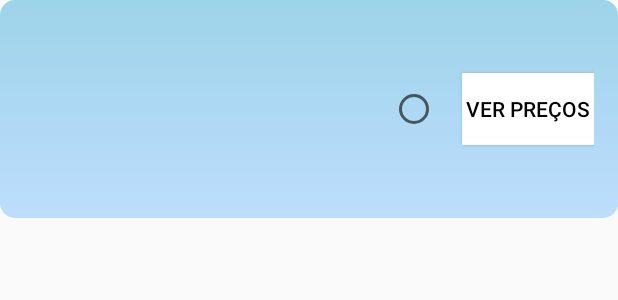
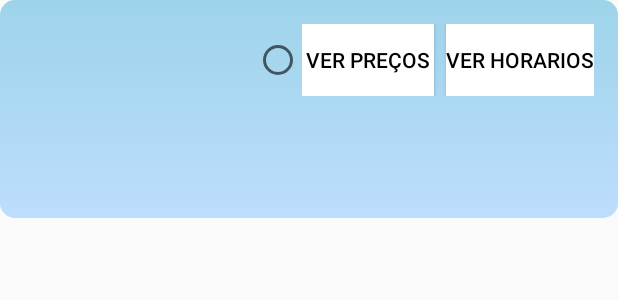
Before and after one commit to duartemiguel30/DAI_TUB, an Android app: the layout item_rota.xml on its own in the app's theme, with its tools: preview values and no code run, on a phone screen of 412 x 824 dp. Shown: the top 300 px of the screen. Run offline under Robolectric (Android 15) with nearby library versions, the phone set to English and light mode, and no system bars.

Commit message:
botao de ver horarios posto mas nao ajustado no xml ja vai buscar horarios á firebase mas a pagina nao está configurada

```diff
--- a/app/src/main/AndroidManifest.xml
+++ b/app/src/main/AndroidManifest.xml
@@ -72,6 +72,8 @@
 
         <activity android:name=".MenuAdministradorActivity" />
 
+        <activity android:name=".DetalhesRotaActivity" />
+
     </application>
 
 </manifest>
--- a/app/src/main/java/com/example/dai_tub/RotasActivity.java
+++ b/app/src/main/java/com/example/dai_tub/RotasActivity.java
@@ -38,7 +38,8 @@ public class RotasActivity extends AppCompatActivity implements RotaAdapter.OnIt
     private DatabaseReference rotasRef;
     private DatabaseReference bilhetesRef;
     private List<Rota> listaRotas;
-    private List<Rota> listaRotasFiltradas;
+    private List<Rota>listaRotasFiltradas;
+
     private Rota rotaSelecionada;
     private Button btnConfirmarPagamento;
 
@@ -53,7 +54,7 @@ public class RotasActivity extends AppCompatActivity implements RotaAdapter.OnIt
         recyclerView.setLayoutManager(new LinearLayoutManager(this));
         listaRotas = new ArrayList<>();
         listaRotasFiltradas = new ArrayList<>();
-        adapter = new RotaAdapter(listaRotasFiltradas, this);
+        adapter = new RotaAdapter(this, listaRotasFiltradas, this); // Correção aqui
         recyclerView.setAdapter(adapter);
 
         // Inicializar Firebase Authentication
--- a/app/src/main/res/layout/item_rota.xml
+++ b/app/src/main/res/layout/item_rota.xml
@@ -6,17 +6,14 @@
     android:layout_marginBottom="16dp"
     android:background="@drawable/gradient_button">
 
-    <!-- Layout para os detalhes da rota -->
     <LinearLayout
         android:layout_width="0dp"
         android:layout_height="wrap_content"
         android:layout_weight="1"
         android:orientation="vertical"
         android:layout_marginBottom="8dp"
-        android:layout_marginTop="8dp"
-        android:gravity="center_vertical">
+        android:layout_marginTop="8dp">
 
-        <!-- Nome da rota -->
         <TextView
             android:id="@+id/numeroTextView"
             android:layout_width="match_parent"
@@ -25,7 +22,6 @@
             android:textSize="18sp"
             android:textStyle="bold"/>
 
-        <!-- Outros detalhes da rota -->
         <TextView
             android:id="@+id/descricaoTextView"
             android:layout_width="match_parent"
@@ -51,21 +47,41 @@
             android:layout_marginTop="4dp"/>
     </LinearLayout>
 
-    <!-- Radio Button para seleção -->
+    <LinearLayout
+        android:layout_width="wrap_content"
+        android:layout_height="wrap_content"
+        android:orientation="horizontal">
+
         <RadioButton
             android:id="@+id/radioButtonSelecao"
             android:layout_width="wrap_content"
             android:layout_height="wrap_content"
-        android:layout_gravity="center_vertical"
-        android:layout_marginEnd="16dp"/>
+            android:layout_gravity="center_vertical" />
 
-    <!-- Botão para ver preços -->
+        <LinearLayout
+            android:layout_width="wrap_content"
+            android:layout_height="wrap_content"
+            android:orientation="horizontal">
+
             <Button
                 android:id="@+id/btnVerPrecos"
-        android:layout_width="wrap_content"
+                android:layout_width="0dp"
                 android:layout_height="wrap_content"
+                android:layout_weight="1"
                 android:text="Ver Preços"
                 android:textColor="@android:color/black"
+                android:background="#FFFFFF" />
+
+            <Button
+                android:id="@+id/btnVerHorarios"
+                android:layout_width="0dp"
+                android:layout_height="wrap_content"
+                android:layout_weight="1"
+                android:text="Ver Horarios"
+                android:textColor="@android:color/black"
                 android:background="#FFFFFF"
-        android:layout_gravity="center_vertical"/>
+                android:layout_marginLeft="8dp" />
         </LinearLayout>
+    </LinearLayout>
+
+</LinearLayout>
```
Also changed, not shown: app/src/main/java/com/example/dai_tub/DetalhesRotaActivity.java (added, +26 -0 lines), app/src/main/java/com/example/dai_tub/MainActivity.java (+18 -17 lines), app/src/main/java/com/example/dai_tub/Rota.java (+26 -1 lines), app/src/main/java/com/example/dai_tub/RotaAdapter.java (+23 -24 lines), app/src/main/res/layout/detalhes_rota_activity.xml (added, +14 -0 lines). Lines whose indentation alone changed are shown as unchanged.
